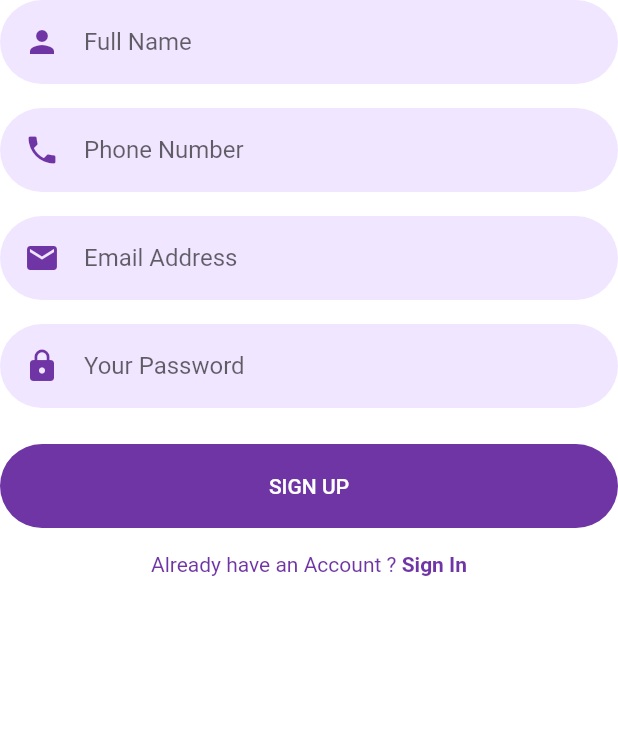
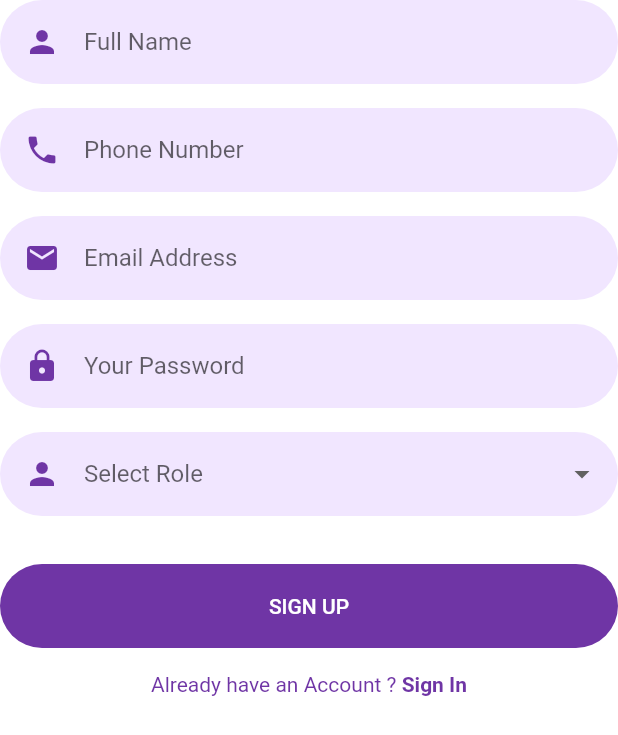
Before and after one commit to Md-Sifatullah617/capstone_project, a Flutter app: the SignUpForm widget shown alone on an empty page, opened directly, on a phone screen of 412 x 824 dp. Shown: the top 735 px of the screen. Run offline on Flutter 3.47's test engine with Material 2 defaults, Android fonts, the light colour scheme and no system bars; our stand-ins replace cloud_firestore, firebase_auth, firebase_core, flutter_svg; accounts and stored records are empty; network calls fail.

Commit message:
role field added

```diff
--- a/lib/Authentication/auth_services.dart
+++ b/lib/Authentication/auth_services.dart
@@ -3,15 +3,15 @@ import 'package:firebase_auth/firebase_auth.dart';
 import 'package:flutter/material.dart';
 
 class AuthServices {
-   signupUser(
-      String name, String phone, String email, String password, context) async {
+  signupUser(String name, String phone, String email, String password,
+      String role, context) async {
     try {
       UserCredential userCredential = await FirebaseAuth.instance
           .createUserWithEmailAndPassword(email: email, password: password);
       await FirebaseAuth.instance.currentUser!.updateDisplayName(name);
       await FirebaseAuth.instance.currentUser!.updateEmail(email);
       await FirestoreServices.saveUserdata(
-          name, email, userCredential.user!.uid);
+          name, email, phone, role, userCredential.user!.uid);
       print("Registration Successfull");
       ScaffoldMessenger.of(context).showSnackBar(const SnackBar(
         content: Text("Registration Successfull"),
@@ -36,11 +36,11 @@ class AuthServices {
     }
   }
 
-   signinUser(String email, String password, context) async {
+  signinUser(String email, String password, context) async {
     try {
       final UserCredential userCredential = await FirebaseAuth.instance
           .signInWithEmailAndPassword(email: email, password: password);
-          return userCredential;
+      return userCredential;
     } on FirebaseAuthException catch (error) {
       if (error.code == "user-not-found") {
         print("No user found with this email.");
@@ -64,10 +64,10 @@ class AuthServices {
 }
 
 class FirestoreServices {
-  static saveUserdata(String name, email, uid) async {
+  static saveUserdata(String name, email, phone, role, uid) async {
     await FirebaseFirestore.instance
         .collection("users")
         .doc(uid)
-        .set({"email": email, "name": name});
+        .set({"email": email, "name": name, "phone": phone, "role": role});
   }
 }
--- a/lib/Screens/Signup/components/signup_form.dart
+++ b/lib/Screens/Signup/components/signup_form.dart
@@ -22,11 +22,12 @@ class _SignUpFormState extends State<SignUpForm> {
   String emailAddress = "";
 
   String password = "";
+  String? role;
 
   onSubmitted() async {
-    print("$fullName $phoneNumber $emailAddress $password");
-    await AuthServices()
-        .signupUser(fullName, phoneNumber, emailAddress, password, context);
+    print("$fullName $phoneNumber $emailAddress $password $role");
+    await AuthServices().signupUser(fullName, phoneNumber, emailAddress,
+        password, role.toString(), context);
   }
 
   @override
@@ -77,7 +78,33 @@ class _SignUpFormState extends State<SignUpForm> {
                   });
                 }),
           ),
-          const SizedBox(height: defaultPadding / 2),
+          //create a dropdown field for role
+          DropdownButtonFormField(
+            decoration: const InputDecoration(
+              hintText: "Select Role",
+              prefixIcon: Padding(
+                padding: EdgeInsets.all(defaultPadding),
+                child: Icon(Icons.person),
+              ),
+            ),
+            value: role,
+            onChanged: (value) {
+              setState(() {
+                role = value.toString();
+              });
+            },
+            items: const [
+              DropdownMenuItem(
+                value: "NGO",
+                child: Text("NGO"),
+              ),
+              DropdownMenuItem(
+                value: "Donor",
+                child: Text("Donor"),
+              ),
+            ],
+          ),
+          const SizedBox(height: defaultPadding*2),
           ElevatedButton(
             onPressed: () {
               onSubmitted();
--- a/lib/Screens/Signup/signup_screen.dart
+++ b/lib/Screens/Signup/signup_screen.dart
@@ -59,7 +59,6 @@ class MobileSignupScreen extends StatelessWidget {
             Spacer(),
           ],
         ),
-        SocalSignUp()
       ],
     );
   }
```
